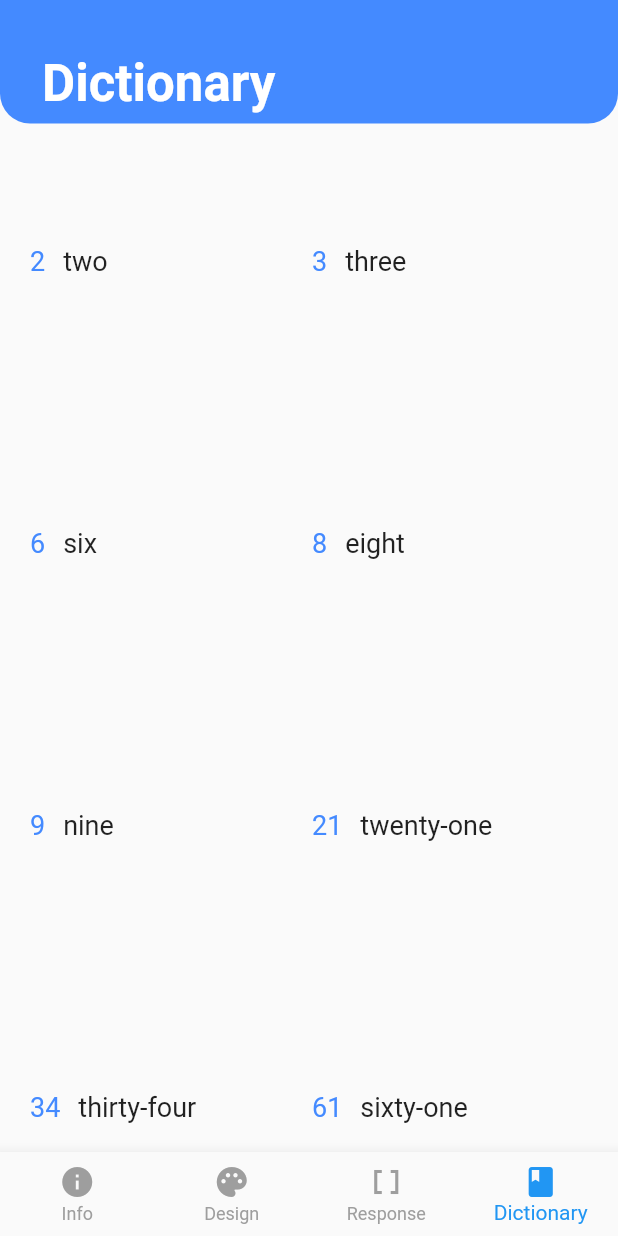
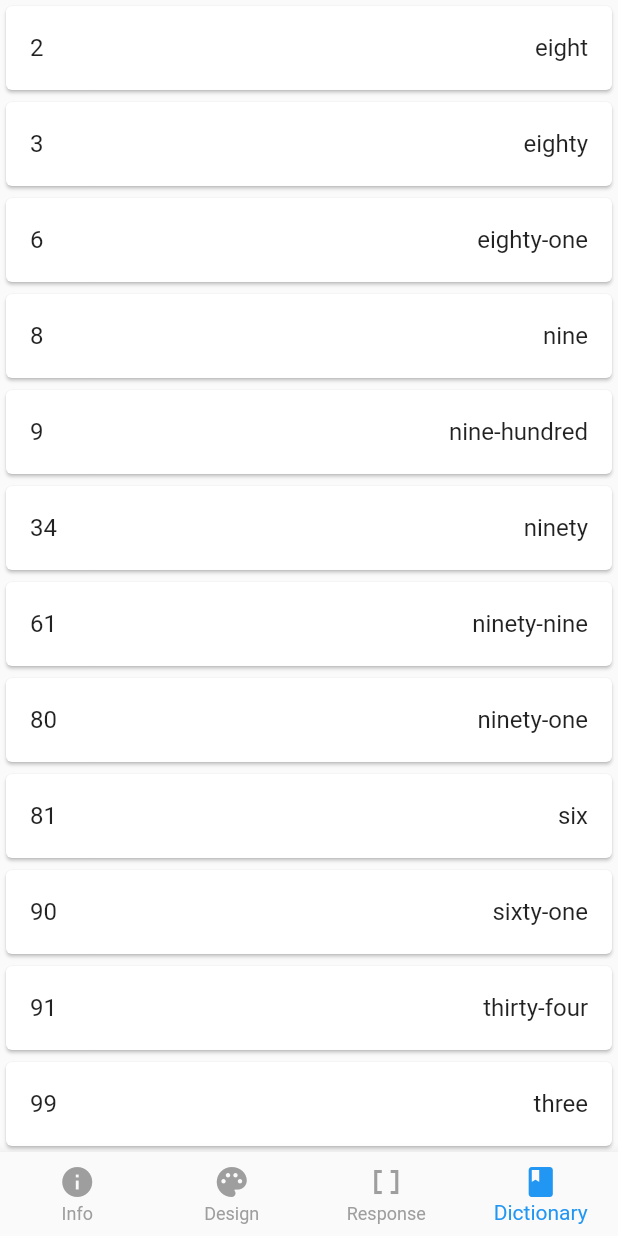
Before and after one commit to SnowJunior/Mockup, a Flutter app: the screen it shows after launch, item 4 of the bottom bar chosen, on a phone screen of 412 x 824 dp. Run offline on Flutter 3.47's test engine with Material 2 defaults, Android fonts, the phone set to English and light mode, and no system bars; our stand-ins replace animated_splash_screen, carousel_slider, lottie; network calls fail.

Commit message:
fix compare issue

```diff
--- a/lib/presentation/screens/dictionary_screen.dart
+++ b/lib/presentation/screens/dictionary_screen.dart
@@ -1,7 +1,90 @@
 import 'package:flutter/material.dart';
 import 'package:interapp/model/values.dart';
 
-import '../../constants/color.dart';
+
+// class DictionaryScreen extends StatefulWidget {
+//   const DictionaryScreen({Key? key}) : super(key: key);
+
+//   @override
+//   State<DictionaryScreen> createState() => _DictionaryScreenState();
+// }
+
+// class _DictionaryScreenState extends State<DictionaryScreen> {
+//   final List<Values> _myDictionary = getSortedDictionary();
+
+//   @override
+//   Widget build(BuildContext context) {
+//     Size size = MediaQuery.of(context).size;
+//     return Column(
+//       children: [
+//         Container(
+//           height: size.height * 0.1,
+//           decoration: const BoxDecoration(
+//             borderRadius: BorderRadius.only(
+//               bottomLeft: Radius.circular(20),
+//               bottomRight: Radius.circular(20),
+//             ),
+//             gradient: LinearGradient(
+//               begin: Alignment.topLeft,
+//               end: Alignment.bottomRight,
+//               colors: [
+//                 Colors.blueAccent,
+//                 Colors.blueAccent,
+//               ],
+//             ),
+//           ),
+//           child: Padding(
+//             padding: const EdgeInsets.only(left: 28.0, top: 28.0),
+//             child: Row(
+//               children: const [
+//                 Text(
+//                   "Dictionary",
+//                   style: TextStyle(
+//                     fontSize: 34,
+//                     fontWeight: FontWeight.w600,
+//                     color: Colors.white,
+//                   ),
+//                 ),
+//               ],
+//             ),
+//           ),
+//         ),
+//         Expanded(
+//           child: Padding(
+//             padding: const EdgeInsets.symmetric(horizontal: 20),
+//             child: GridView.builder(
+//               itemCount: _myDictionary.length,
+//               itemBuilder: (context, index) {
+//                 var item = _myDictionary[index];
+//                 return Center(
+//                   child: Row(
+//                     children: [
+//                       Text(
+//                         '${item.digits}',
+//                         style: const TextStyle(
+//                             fontSize: 18, color: Colors.blueAccent),
+//                       ),
+//                       const SizedBox(width: 12),
+//                       Text(
+//                         item.words,
+//                         style: const TextStyle(fontSize: 18),
+//                       ),
+//                     ],
+//                   ),
+//                 );
+//               },
+//               gridDelegate: const SliverGridDelegateWithFixedCrossAxisCount(
+//                   crossAxisCount: 2,
+//                   crossAxisSpacing: 4.0,
+//                   mainAxisSpacing: 4.0),
+//             ),
+//           ),
+//         )
+//       ],
+//     );
+//   }
+// }
+
 
 class DictionaryScreen extends StatefulWidget {
   const DictionaryScreen({Key? key}) : super(key: key);
@@ -11,77 +94,49 @@ class DictionaryScreen extends StatefulWidget {
 }
 
 class _DictionaryScreenState extends State<DictionaryScreen> {
-  final List<Values> _myDictionary = getSortedDictionary();
+  late final _numeric =
+      dictionary.entries.map((e) => int.parse(e.key)).toList();
+  late final _alpha = dictionary.entries.map((e) => e.value).toList();
+  @override
+  void initState() {
+    super.initState();
+    _alpha.sort((a, b) => a.toLowerCase().compareTo(b.toLowerCase()));
+    _numeric.sort((a, b) => a.compareTo(b));
+  }
+
+  @override
+  void dispose() {
+    super.dispose();
+  }
 
   @override
   Widget build(BuildContext context) {
-    Size size = MediaQuery.of(context).size;
-    return Column(
-      children: [
-        Container(
-          height: size.height * 0.1,
-          decoration: const BoxDecoration(
-            borderRadius: BorderRadius.only(
-              bottomLeft: Radius.circular(20),
-              bottomRight: Radius.circular(20),
-            ),
-            gradient: LinearGradient(
-              begin: Alignment.topLeft,
-              end: Alignment.bottomRight,
-              colors: [
-                Colors.blueAccent,
-                Colors.blueAccent,
-              ],
-            ),
-          ),
-          child: Padding(
-            padding: const EdgeInsets.only(left: 28.0, top: 28.0),
-            child: Row(
-              children: const [
-                Text(
-                  "Dictionary",
-                  style: TextStyle(
-                    fontSize: 34,
-                    fontWeight: FontWeight.w600,
-                    color: Colors.white,
-                  ),
-                ),
-              ],
-            ),
+    return ListView.builder(
+      itemCount: dictionary.entries.length,
+      itemBuilder: (context, index) => Card(
+        child: ListTile(
+          title: Row(
+            mainAxisAlignment: MainAxisAlignment.spaceBetween,
+            children: [Text(_numeric[index].toString()), Text(_alpha[index])],
           ),
         ),
-        Expanded(
-          child: Padding(
-            padding: const EdgeInsets.symmetric(horizontal: 20),
-            child: GridView.builder(
-              itemCount: _myDictionary.length,
-              itemBuilder: (context, index) {
-                var item = _myDictionary[index];
-                return Center(
-                  child: Row(
-                    children: [
-                      Text(
-                        '${item.digits}',
-                        style: const TextStyle(
-                            fontSize: 18, color: Colors.blueAccent),
-                      ),
-                      const SizedBox(width: 12),
-                      Text(
-                        item.words,
-                        style: const TextStyle(fontSize: 18),
-                      ),
-                    ],
-                  ),
-                );
-              },
-              gridDelegate: const SliverGridDelegateWithFixedCrossAxisCount(
-                  crossAxisCount: 2,
-                  crossAxisSpacing: 4.0,
-                  mainAxisSpacing: 4.0),
-            ),
-          ),
-        )
-      ],
+      ),
     );
   }
 }
+
+const dictionary = {
+  "34": "thirty-four",
+  "90": "ninety",
+  "91": "ninety-one",
+  "61": "sixty-one",
+  "9": "nine",
+  "2": "two",
+  "6": "six",
+  "3": "three",
+  "8": "eight",
+  "80": "eighty",
+  "81": "eighty-one",
+  "99": "ninety-nine",
+  "900": "nine-hundred",
+};
```
